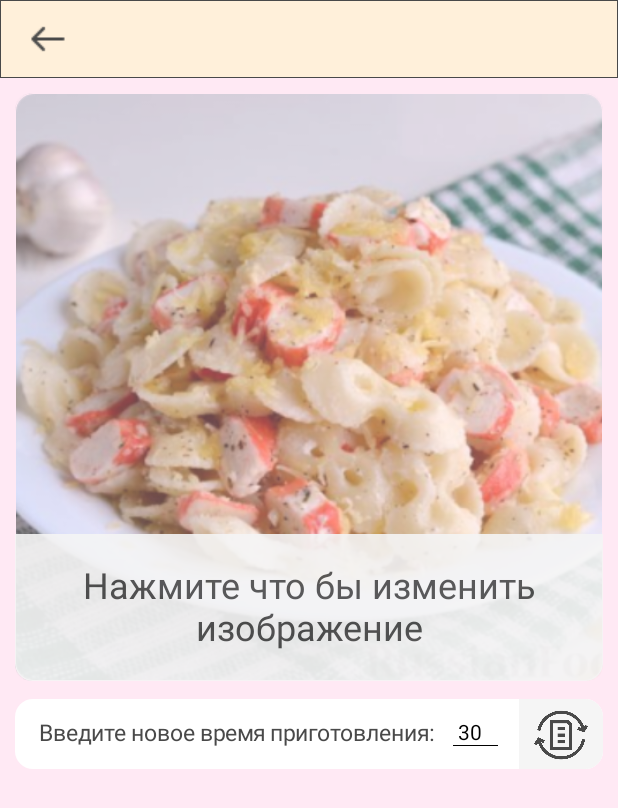
After one commit to DenisFrolkov/CulinaryChest, an Android app built with Jetpack Compose: the EditRecipeScreen screen opened through its navigation route, on a phone screen of 412 x 824 dp. The commit adds this screen. Shown: the top 808 px of the screen. Run offline under Robolectric (Android 15) with nearby library versions, the phone set to English and light mode, and no system bars.

Commit message:
Started creating the recipe editing screen, created a couple of objects

```diff
--- a/app/src/main/java/com/den/culinarychest/presentation/navigation/appNavigation/AppNavigation.kt
+++ b/app/src/main/java/com/den/culinarychest/presentation/navigation/appNavigation/AppNavigation.kt
@@ -8,6 +8,7 @@ import com.den.culinarychest.presentation.route.AppNavigationRoute
 import com.den.culinarychest.presentation.navigation.bottomNavigation.BottomNavigationBar
 import com.den.culinarychest.presentation.screens.AuthorizationScreen
 import com.den.culinarychest.presentation.screens.CreatingRecipeScreen
+import com.den.culinarychest.presentation.screens.EditRecipeScreen
 import com.den.culinarychest.presentation.screens.FetchOtherUserRecipeScreen
 import com.den.culinarychest.presentation.screens.FetchUserRecipeScreen
 import com.den.culinarychest.presentation.screens.RegistrationScreen
@@ -17,7 +18,7 @@ fun AppNavigation() {
     val appNavigationController = rememberNavController()
     NavHost(
         navController = appNavigationController,
-        startDestination = AppNavigationRoute.FetchUserRecipeScreen.route)
+        startDestination = AppNavigationRoute.EditRecipeScreen.route)
     {
         composable(AppNavigationRoute.AuthorizationScreen.route){
             AuthorizationScreen(navController = appNavigationController)
@@ -34,6 +35,9 @@ fun AppNavigation() {
         composable(AppNavigationRoute.FetchUserRecipeScreen.route){
             FetchUserRecipeScreen(navController = appNavigationController)
         }
+        composable(AppNavigationRoute.EditRecipeScreen.route){
+            EditRecipeScreen(navController = appNavigationController)
+        }
         composable(AppNavigationRoute.CreatingRecipeScreen.route){
             CreatingRecipeScreen(navController = appNavigationController)
         }
--- a/app/src/main/java/com/den/culinarychest/presentation/route/AppNavigationRoute.kt
+++ b/app/src/main/java/com/den/culinarychest/presentation/route/AppNavigationRoute.kt
@@ -6,5 +6,6 @@ sealed class AppNavigationRoute(val route: String) {
     object BottomAppNavigationBar : AppNavigationRoute("bottom_navigation_bar")
     object FetchOtherUserRecipeScreen : AppNavigationRoute("fetch_other_user_recipe_screen")
     object FetchUserRecipeScreen : AppNavigationRoute("fetch_user_recipe_screen")
+    object EditRecipeScreen : AppNavigationRoute("edit_recipe_screen")
     object CreatingRecipeScreen : AppNavigationRoute("creating_recipe_screen")
 }
--- /dev/null
+++ b/app/src/main/java/com/den/culinarychest/presentation/screens/EditRecipeScreen.kt
@@ -0,0 +1,231 @@
+package com.den.culinarychest.presentation.screens
+
+import android.annotation.SuppressLint
+import androidx.compose.foundation.Image
+import androidx.compose.foundation.background
+import androidx.compose.foundation.border
+import androidx.compose.foundation.clickable
+import androidx.compose.foundation.interaction.MutableInteractionSource
+import androidx.compose.foundation.layout.Arrangement
+import androidx.compose.foundation.layout.Box
+import androidx.compose.foundation.layout.Column
+import androidx.compose.foundation.layout.Row
+import androidx.compose.foundation.layout.fillMaxSize
+import androidx.compose.foundation.layout.fillMaxWidth
+import androidx.compose.foundation.layout.height
+import androidx.compose.foundation.layout.padding
+import androidx.compose.foundation.layout.size
+import androidx.compose.foundation.layout.width
+import androidx.compose.foundation.lazy.LazyColumn
+import androidx.compose.foundation.shape.RoundedCornerShape
+import androidx.compose.foundation.text.BasicTextField
+import androidx.compose.material3.Divider
+import androidx.compose.material3.Text
+import androidx.compose.runtime.Composable
+import androidx.compose.runtime.getValue
+import androidx.compose.runtime.mutableStateOf
+import androidx.compose.runtime.remember
+import androidx.compose.runtime.setValue
+import androidx.compose.ui.Alignment
+import androidx.compose.ui.Modifier
+import androidx.compose.ui.draw.alpha
+import androidx.compose.ui.draw.clip
+import androidx.compose.ui.graphics.Color
+import androidx.compose.ui.layout.ContentScale
+import androidx.compose.ui.res.painterResource
+import androidx.compose.ui.res.stringResource
+import androidx.compose.ui.text.TextStyle
+import androidx.compose.ui.text.style.TextAlign
+import androidx.compose.ui.unit.dp
+import androidx.compose.ui.unit.sp
+import androidx.navigation.NavController
+import com.den.culinarychest.R
+import com.den.culinarychest.presentation.ui.theme.EditRecipeColor
+import com.den.culinarychest.presentation.ui.theme.SoftGray
+import com.den.culinarychest.presentation.ui.theme.SoftOrange
+import com.den.culinarychest.presentation.ui.theme.SoftPink
+
+@Composable
+fun EditRecipeScreen(
+    navController: NavController
+) {
+    EditRecipe(controller = navController)
+}
+
+@Composable
+fun EditRecipe(
+    controller: NavController
+) {
+
+    val recipeIngredients = """
+        Макароны – 100 г, Крабовые палочки – 100 г, Чеснок – 1 зубчик, Масло сливочное – 10 г, Сыр твёрдый – 10 г, Сметана – 2 ст. ложки, Мука – 1/4 ч. ложки, Травы прованские сушеные – 1/2 ч. ложки, Соль – по вкусу, Перец чёрный молотый – по вкусу;
+    """.trimIndent()
+    val recipeSteps = arrayOf(
+        "Подготавливаем все необходимые продукты.",
+        "Начинаем с приготовления макарон. В небольшую кастрюлю наливаем воду, добавляем 1 щепотку соли, доводим до кипения. Опускаем макароны в кипящую воду, перемешиваем и варим, периодически помешивая, примерно 8-10 минут или согласно инструкции на упаковке, до мягкости. Отваренные макароны откидываем на дуршлаг, даём стечь лишней жидкости.",
+        "С крабовых палочек снимаем упаковку. Нарезаем крабовые палочки кружочками. Чеснок очищаем и нарезаем мелкими кусочками."
+    )
+
+    var timeRecipeText by remember { mutableStateOf("30") }
+
+    Column {
+        EditRecipeTopBar(
+            controller = controller
+        )
+        LazyColumn(
+            modifier = Modifier
+                .fillMaxSize()
+                .background(color = SoftPink)
+                .padding(horizontal = 10.dp)
+        ) {
+            item {
+                EditImageRecipe()
+                EditRecipeTime(
+                    timeRecipeText = timeRecipeText,
+                    newTimeRecipeText = { newTimeRecipeText -> timeRecipeText = newTimeRecipeText }
+                )
+//                FetchUserRecipeTitle()
+//                FetchUserRecipeIngredient(recipeIngredients = recipeIngredients)
+//                FetchUserRecipeSteps(recipeSteps = recipeSteps)
+            }
+        }
+    }
+}
+
+@Composable
+fun EditRecipeTopBar(
+    controller: NavController
+) {
+    Row(
+        horizontalArrangement = Arrangement.SpaceBetween,
+        modifier = Modifier
+            .fillMaxWidth()
+            .background(color = SoftOrange)
+            .border(width = 0.1.dp, color = SoftGray)
+            .padding(horizontal = 20.dp, vertical = 14.dp)
+    ) {
+        Image(
+            painter = painterResource(id = R.drawable.back_icon),
+            contentDescription = null,
+            modifier = Modifier
+                .size(24.dp)
+                .clickable(
+                    interactionSource = remember { MutableInteractionSource() },
+                    indication = null
+                ) {
+                    controller.popBackStack()
+                }
+        )
+    }
+}
+
+@SuppressLint("UnrememberedMutableInteractionSource")
+@Composable
+fun EditImageRecipe() {
+    Box(
+        modifier = Modifier
+            .padding(top = 10.dp)
+    ) {
+        Image(
+            painter = painterResource(id = R.drawable.image_recipe),
+            contentDescription = null,
+            contentScale = ContentScale.Crop,
+            modifier = Modifier
+                .fillMaxSize()
+                .border(width = 0.dp, color = SoftPink, shape = RoundedCornerShape(12.dp))
+                .alpha(.7f)
+                .clickable(
+                    interactionSource = MutableInteractionSource(),
+                    indication = null
+                ) { }
+        )
+        Box(
+            modifier = Modifier
+                .fillMaxWidth()
+                .alpha(0.9f)
+                .background(
+                    color = EditRecipeColor,
+                    shape = RoundedCornerShape(bottomStart = 12.dp, bottomEnd = 12.dp)
+                )
+                .height(height = 98.dp)
+                .align(Alignment.BottomCenter)
+                .clip(shape = RoundedCornerShape(bottomStart = 12.dp, bottomEnd = 12.dp))
+                .clickable { }
+        ) {
+            Text(
+                text = stringResource(id = R.string.click_change_image),
+                style = TextStyle(
+                    fontSize = 24.sp,
+                    color = SoftGray,
+                    textAlign = TextAlign.Center
+                ),
+                modifier = Modifier.align(Alignment.Center)
+            )
+        }
+
+    }
+}
+
+@Composable
+fun EditRecipeTime(
+    timeRecipeText: String,
+    newTimeRecipeText: (String) -> Unit
+) {
+    Box(
+        modifier = Modifier
+            .padding(top = 12.dp)
+            .fillMaxWidth()
+            .background(color = Color.White, shape = RoundedCornerShape(12.dp))
+            .clip(shape = RoundedCornerShape(12.dp))
+    ) {
+        Row(
+            horizontalArrangement = Arrangement.SpaceBetween,
+            modifier = Modifier.fillMaxWidth()
+        ) {
+            Row(
+                verticalAlignment = Alignment.CenterVertically
+            ) {
+                Text(
+                    text = "Введите новое время приготовления:",
+                    style = TextStyle(
+                        fontSize = 15.sp,
+                        color = SoftGray
+                    ),
+                    modifier = Modifier
+                        .padding(vertical = 14.dp)
+                        .padding(start = 16.dp, end = 12.dp)
+                )
+                Column() {
+                    BasicTextField(
+                        value = timeRecipeText,
+                        onValueChange = { newTimeRecipeText(it) },
+                        singleLine = true,
+                        modifier = Modifier
+                            .width(24.dp)
+                            .align(Alignment.CenterHorizontally)
+                    )
+                    Divider(
+                        thickness = 0.8.dp,
+                        color = Color.Black,
+                        modifier = Modifier.width(30.dp)
+                    )
+                }
+            }
+            Box(
+                contentAlignment = Alignment.CenterEnd,
+                modifier = Modifier
+                    .background(color = EditRecipeColor)
+            ) {
+                Image(
+                    painter = painterResource(id = R.drawable.edit_recipe_icon),
+                    contentDescription = null,
+                    contentScale = ContentScale.Fit,
+                    modifier = Modifier
+                        .padding(horizontal = 10.dp, vertical = 5.5.dp)
+                        .size(36.dp)
+                )
+            }
+
+        }
+    }
+}
--- a/app/src/main/java/com/den/culinarychest/presentation/screens/FetchOtherUserRecipeScreen.kt
+++ b/app/src/main/java/com/den/culinarychest/presentation/screens/FetchOtherUserRecipeScreen.kt
@@ -93,7 +93,7 @@ fun FetchOtherUserRecipeTopBar(
             .fillMaxWidth()
             .background(color = SoftOrange)
             .border(width = 0.1.dp, color = SoftGray)
-            .padding(horizontal = 16.dp, vertical = 14.dp)
+            .padding(horizontal = 20.dp, vertical = 14.dp)
     ) {
         Image(
             painter = painterResource(id = R.drawable.back_icon),
--- a/app/src/main/java/com/den/culinarychest/presentation/ui/theme/Color.kt
+++ b/app/src/main/java/com/den/culinarychest/presentation/ui/theme/Color.kt
@@ -15,3 +15,4 @@ val SoftOrange = Color(0xFFFFF0DA)
 val SoftPink = Color(0xFFFFE9F4)
 val SoftGray = Color(0xFF494949)
 val LightGray = Color(0xFF8A8A8A)
+val EditRecipeColor = Color(0xFFF5F5F5)
--- a/app/src/main/res/values/strings.xml
+++ b/app/src/main/res/values/strings.xml
@@ -30,4 +30,5 @@
     <string name="сreated_text">Созданное</string>
     <string name="profile_text">Профиль</string>
     <string name="nothing"> </string>
+    <string name="click_change_image">Нажмите что бы изменить изображение</string>
 </resources>
```
Also changed, not shown: app/src/main/java/com/den/culinarychest/presentation/screens/CreatingRecipeScreen.kt (+10 -2 lines), app/src/main/java/com/den/culinarychest/presentation/screens/FetchUserRecipeScreen.kt (+79 -3 lines), app/src/main/res/drawable/edit_recipe_icon.png (added).
